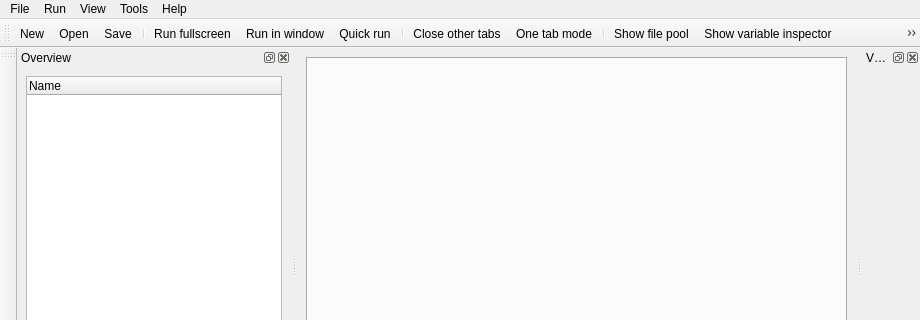
Above: resources/ui/misc/main_window.ui from open-cogsci/OpenSesame before the change; both pictures show x 0 to 920 and y 0 to 320 of the 920 by 773 pixel window. Below: the same form after it.
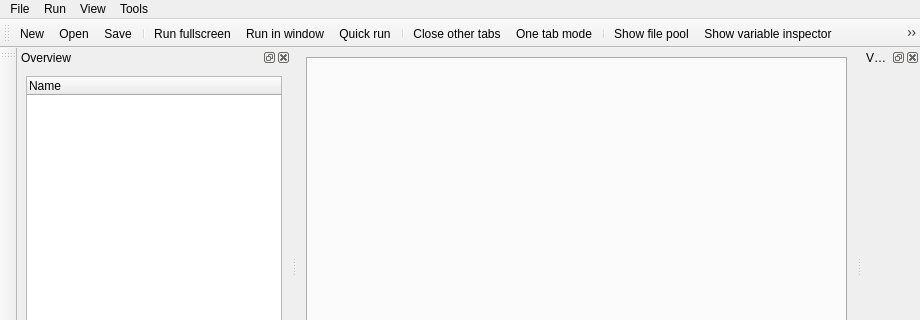
That is the form after the change. Icons and pictures are not drawn. Custom widgets are drawn as their Qt base class.

Commit message: Further work on GUI extension framework - Convert help to extension

```diff
--- a/resources/ui/misc/main_window.ui
+++ b/resources/ui/misc/main_window.ui
@@ -101,15 +101,6 @@
     <addaction name="action_show_pool"/>
     <addaction name="action_show_stdout"/>
    </widget>
-   <widget class="QMenu" name="menu_help">
-    <property name="title">
-     <string>Help</string>
-    </property>
-    <addaction name="action_online_documentation"/>
-    <addaction name="action_help"/>
-    <addaction name="separator"/>
-    <addaction name="action_about"/>
-   </widget>
    <widget class="QMenu" name="menu_tools">
     <property name="title">
      <string>Tools</string>
@@ -120,7 +111,6 @@
    <addaction name="menu_run"/>
    <addaction name="menu_view"/>
    <addaction name="menu_tools"/>
-   <addaction name="menu_help"/>
   </widget>
   <widget class="statusbar" name="statusbar"/>
   <widget class="QDockWidget" name="dock_overview">
```
Left out of the diff: 3 changed lines with no effect on the pictures. The commit also changes 7 other files.
